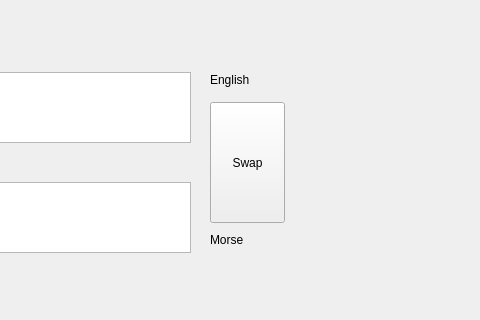
This is MorseCodeLearner/translatorwindow.ui in UofU-CS3505/cs3505-assignment9-the_tigers as Qt 5 draws it before an edit; both pictures show x 800 to 1280 and y 118 to 438 of the 1280 by 720 pixel window. The edited form follows.
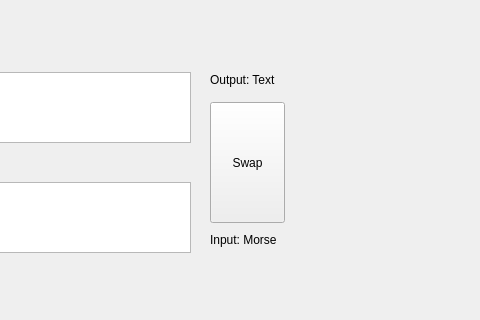
This is the edited form.

The edit to the form file:
```diff
--- a/MorseCodeLearner/translatorwindow.ui
+++ b/MorseCodeLearner/translatorwindow.ui
@@ -64,12 +64,12 @@
     <rect>
      <x>1010</x>
      <y>190</y>
-     <width>49</width>
+     <width>81</width>
      <height>16</height>
     </rect>
    </property>
    <property name="text">
-    <string>English</string>
+    <string>Output: Text</string>
    </property>
   </widget>
   <widget class="QLabel" name="label_2">
@@ -77,12 +77,12 @@
     <rect>
      <x>1010</x>
      <y>350</y>
-     <width>49</width>
+     <width>81</width>
      <height>16</height>
     </rect>
    </property>
    <property name="text">
-    <string>Morse</string>
+    <string>Input: Morse</string>
    </property>
   </widget>
  </widget>
```
Left out of the diff: 20 changed lines with no effect on the pictures.
